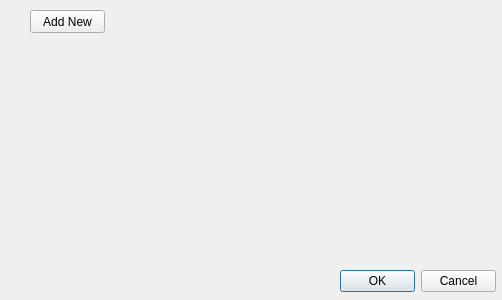
Before: the Qt Designer form Project/ui/PositionFilter.ui in tatazakup/NetAffx-Project, drawn with Qt 5.
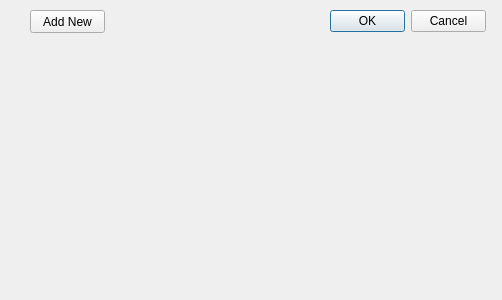
After: the same form once the commit is applied.

Commit message: add gui disease sourece

```diff
--- a/Project/ui/PositionFilter.ui
+++ b/Project/ui/PositionFilter.ui
@@ -29,8 +29,8 @@
   <widget class="QDialogButtonBox" name="buttonBox">
    <property name="geometry">
     <rect>
-     <x>340</x>
-     <y>270</y>
+     <x>330</x>
+     <y>10</y>
      <width>156</width>
      <height>23</height>
     </rect>
```
The commit also changes 4 other files.
